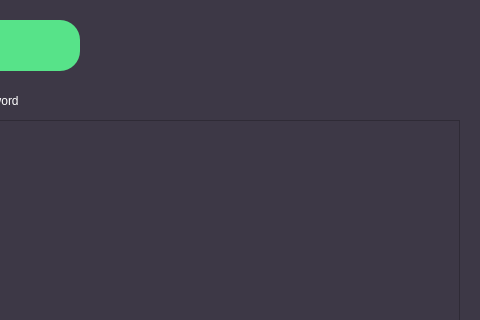
Qt form src/uis/mainView.ui (kubawen10/PasswordManager) before a commit; both pictures show x 720 to 1200 and y 0 to 320 of the 1200 by 800 pixel window.
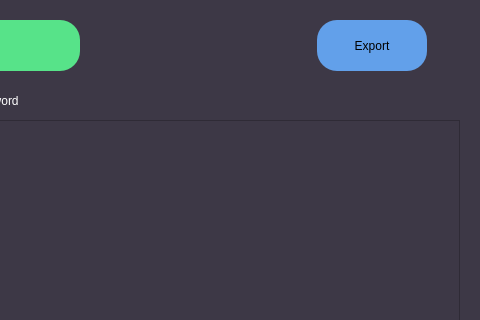
The same form after that commit.

What changed in the file:
```diff
--- a/src/uis/mainView.ui
+++ b/src/uis/mainView.ui
@@ -32,6 +32,18 @@
 	background-color: rgb(46, 194, 126);
 }
 
+QPushButton#exportButton{
+	border-radius: 20px;
+
+	background-color: rgb(98, 160, 234);
+	font: 14pt &quot;Noto Mono&quot;;
+}
+
+QPushButton#exportButton:hover{
+	
+	background-color: rgb(53, 132, 228);
+}
+
 
 QLabel {
 	font: 15pt &quot;Noto Mono&quot;;
@@ -112,6 +124,19 @@
      <string>Password</string>
     </property>
    </widget>
+   <widget class="QPushButton" name="exportButton">
+    <property name="geometry">
+     <rect>
+      <x>1037</x>
+      <y>20</y>
+      <width>110</width>
+      <height>51</height>
+     </rect>
+    </property>
+    <property name="text">
+     <string>Export</string>
+    </property>
+   </widget>
   </widget>
  </widget>
  <resources/>
```
